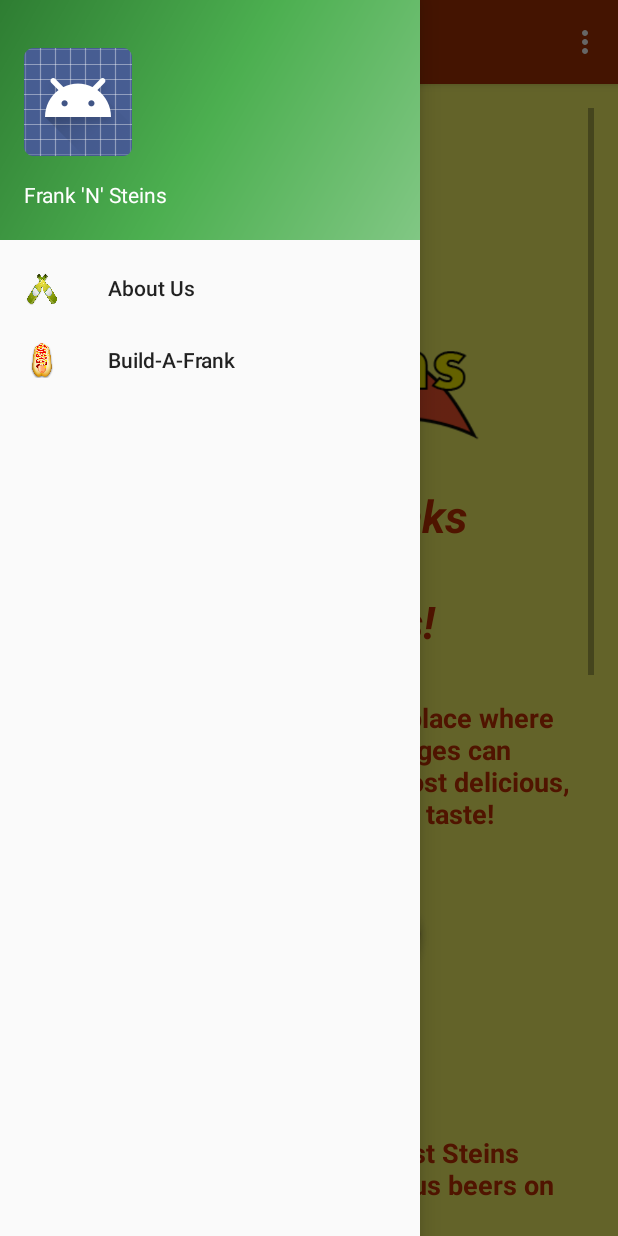
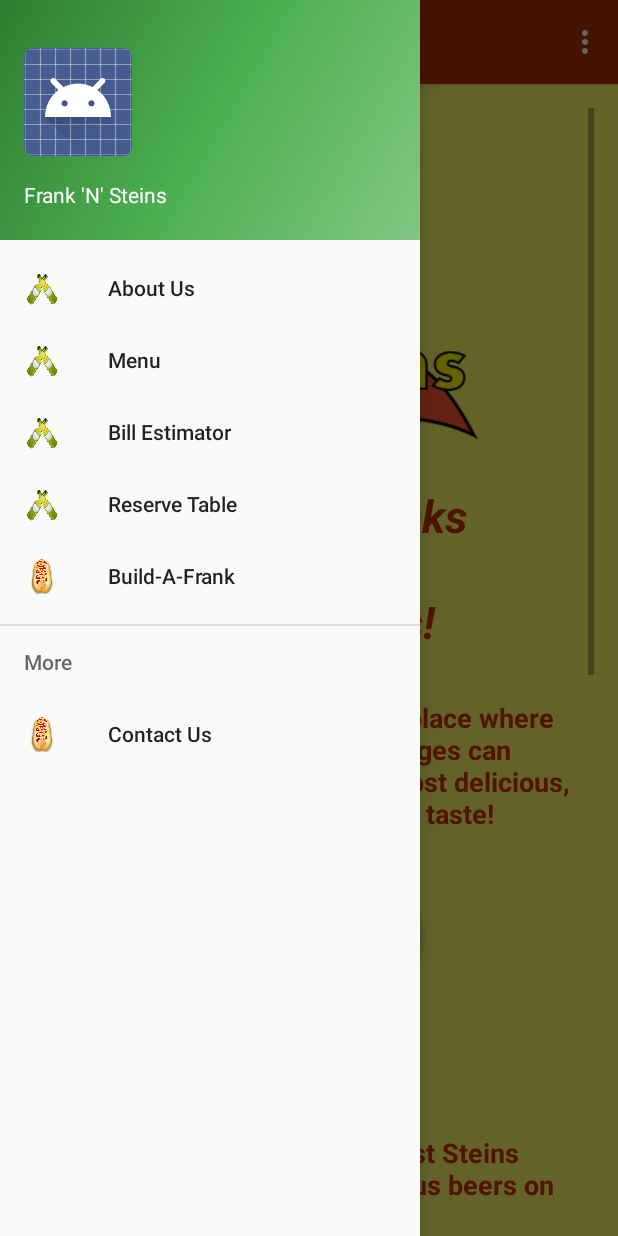
Before and after one commit to RyanPatrick26/FrankNSteins-Public, an Android app: the screen it shows after launch (MainActivity), with the side drawer open, on a phone screen of 412 x 824 dp. Run offline under Robolectric (Android 15) with nearby library versions, the phone set to English and light mode, and no system bars.

Commit message:
#8: Added all nav items to the nav drawer - Still need to implement functionality to the nav list

```diff
--- a/app/src/main/res/menu/activity_main_drawer.xml
+++ b/app/src/main/res/menu/activity_main_drawer.xml
@@ -8,10 +8,33 @@
             android:title="About Us" />
 
         <item
+            android:id="@+id/nav_menu"
+            android:icon="@drawable/steins_small"
+            android:title="Menu" />
+
+        <item
+            android:id="@+id/nav_bill_estimator"
+            android:icon="@drawable/steins_small"
+            android:title="Bill Estimator" />
+
+        <item
+            android:id="@+id/nav_reserve_table"
+            android:icon="@drawable/steins_small"
+            android:title="Reserve Table" />
+
+        <item
             android:id="@+id/nav_build_a_frank"
             android:icon="@drawable/hot_dog_icon"
             android:title="Build-A-Frank" />
-
     </group>
 
+    <item android:title="More">
+        <menu>
+            <item
+                android:id="@+id/nav_contact"
+                android:icon="@drawable/hot_dog_icon"
+                android:title="Contact Us" />
+        </menu>
+    </item>
+
 </menu>
```
